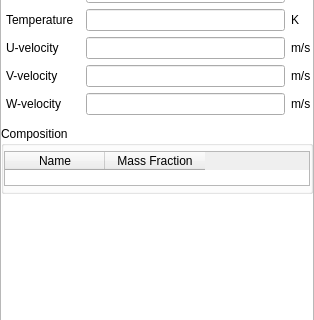
This is mfixgui/uifiles/point_sources.ui in truongd8593/mfix as Qt 5 draws it before an edit; both pictures show x 0 to 314 and y 175 to 495 of the 314 by 942 pixel window. The edited form follows.
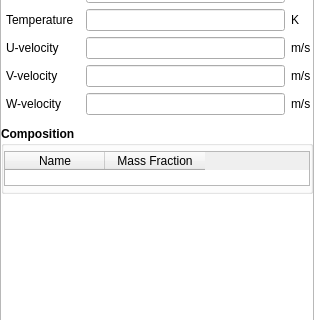
This is the edited form. Custom widgets are drawn as their Qt base class.

Commit message:
bold groupbox labels
squash! bold groupbox labels

squash! bold groupbox labels

squash! bold groupbox labels

Patch:
```diff
--- a/mfixgui/uifiles/point_sources.ui
+++ b/mfixgui/uifiles/point_sources.ui
@@ -497,6 +497,12 @@
                </item>
                <item>
                 <widget class="QGroupBox" name="groupbox_fluid_composition">
+                 <property name="font">
+                  <font>
+                   <weight>75</weight>
+                   <bold>true</bold>
+                  </font>
+                 </property>
                  <property name="title">
                   <string>Composition</string>
                  </property>
@@ -527,6 +533,12 @@
                       <height>35</height>
                      </size>
                     </property>
+                    <property name="font">
+                     <font>
+                      <weight>50</weight>
+                      <bold>false</bold>
+                     </font>
+                    </property>
                     <property name="selectionMode">
                      <enum>QAbstractItemView::NoSelection</enum>
                     </property>
```
The commit also changes 3 other files.
